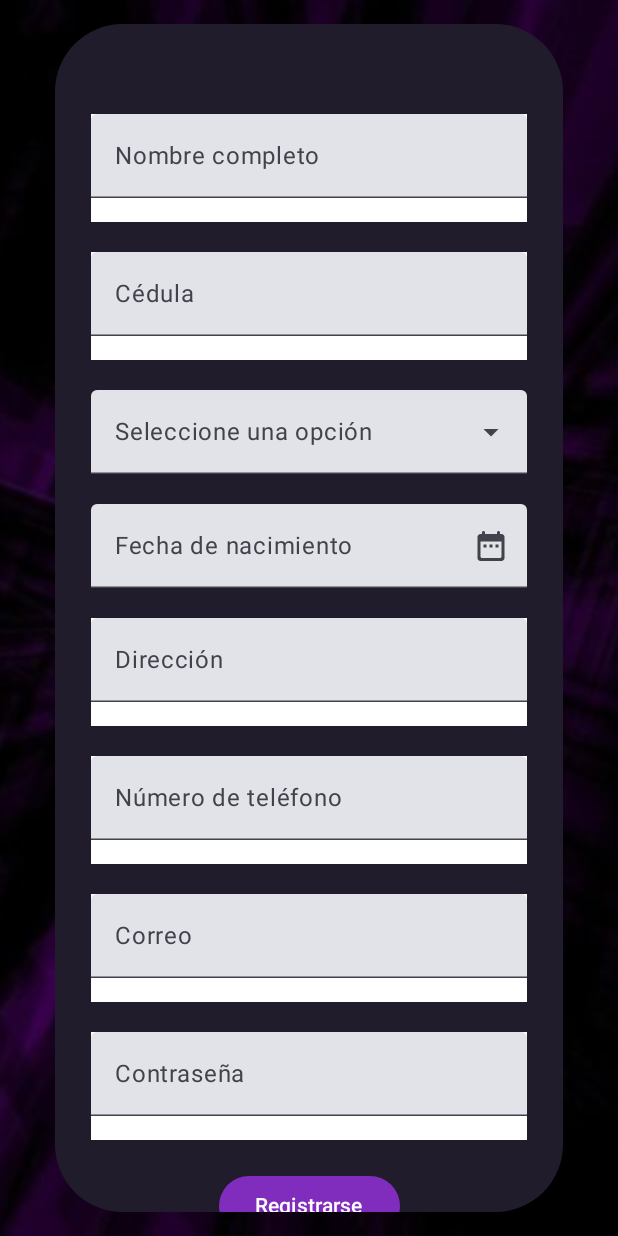
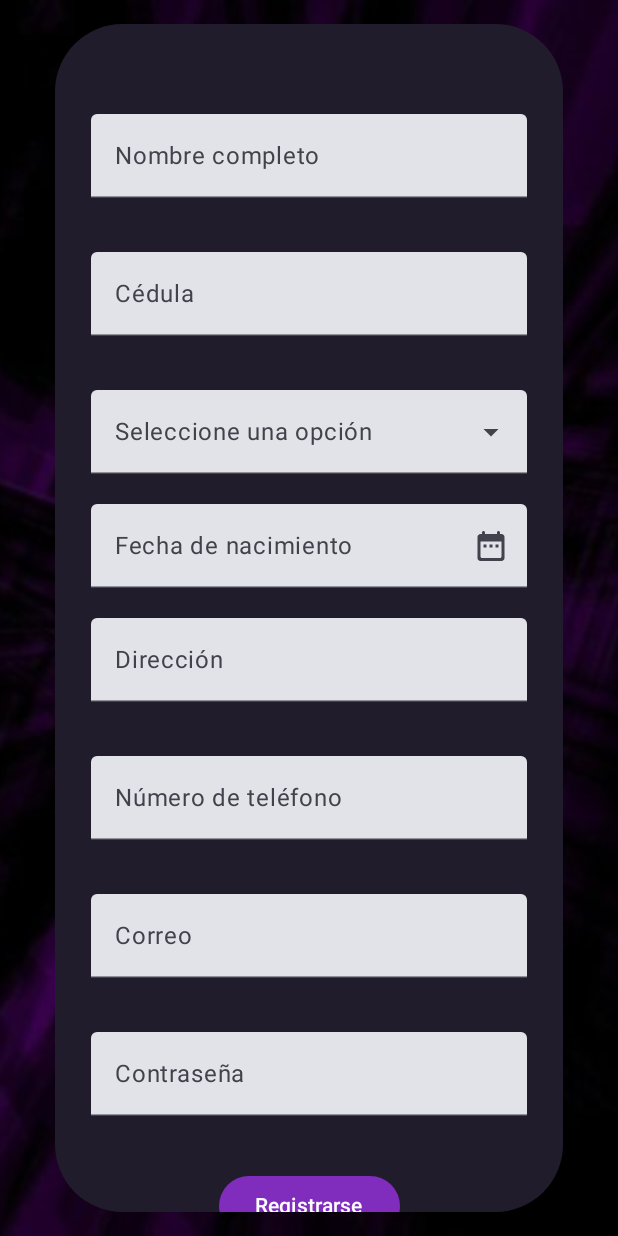
Before and after one commit to valaristizabal/apps-moviles, an Android app built with Jetpack Compose: the screen it shows after launch (MainActivity), after a tap on "¿Nuevo usuario? da clic aquí", on a phone screen of 412 x 824 dp. Run offline under Robolectric (Android 15) with nearby library versions, the phone set to English and light mode, and no system bars.

Commit message:
eliminar los background(Color.white)

```diff
--- a/ProyectoUniEventos/app/src/main/java/com/unieventos/ui/screens/ForgottenPasswordScreen.kt
+++ b/ProyectoUniEventos/app/src/main/java/com/unieventos/ui/screens/ForgottenPasswordScreen.kt
@@ -75,8 +75,7 @@ fun ForgottenPasswordScreen() {
                     ) {
                         TextFieldForm(
                             modifier = Modifier
-                                .fillMaxWidth()
-                                .background(Color.White),
+                                .fillMaxWidth(),
                             value = email,
                             onValueChange = {
                                 email = it
--- a/ProyectoUniEventos/app/src/main/java/com/unieventos/ui/screens/LoginScreen.kt
+++ b/ProyectoUniEventos/app/src/main/java/com/unieventos/ui/screens/LoginScreen.kt
@@ -99,8 +99,7 @@ fun LoginForm(
                     ) {
                         TextFieldForm(
                             modifier = Modifier
-                                .fillMaxWidth()
-                                .background(Color.White),
+                                .fillMaxWidth(),
                             value = email,
                             onValueChange = {
                                 email = it
@@ -118,8 +117,7 @@ fun LoginForm(
 
                         TextFieldForm(
                             modifier = Modifier
-                                .fillMaxWidth()
-                                .background(Color.White),
+                                .fillMaxWidth(),
                             value = password,
                             onValueChange = {
                                 password = it
--- a/ProyectoUniEventos/app/src/main/java/com/unieventos/ui/screens/UserRegistrationScreen.kt
+++ b/ProyectoUniEventos/app/src/main/java/com/unieventos/ui/screens/UserRegistrationScreen.kt
@@ -107,8 +107,7 @@ fun UserRegistrationScreen() {
                     ) {
                         TextFieldForm(
                             modifier = Modifier
-                                .fillMaxWidth()
-                                .background(Color.White),
+                                .fillMaxWidth(),
                             value = fullName,
                             onValueChange = {
                                 fullName = it
@@ -126,8 +125,7 @@ fun UserRegistrationScreen() {
 
                         TextFieldForm(
                             modifier = Modifier
-                                .fillMaxWidth()
-                                .background(Color.White),
+                                .fillMaxWidth(),
                             value = idNumber,
                             onValueChange = {
                                 idNumber = it
@@ -176,8 +174,7 @@ fun UserRegistrationScreen() {
 
                         TextFieldForm(
                             modifier = Modifier
-                                .fillMaxWidth()
-                                .background(Color.White),
+                                .fillMaxWidth(),
                             value = address,
                             onValueChange = {
                                 address = it
@@ -195,8 +192,7 @@ fun UserRegistrationScreen() {
 
                         TextFieldForm(
                             modifier = Modifier
-                                .fillMaxWidth()
-                                .background(Color.White),
+                                .fillMaxWidth(),
                             value = phoneNumber,
                             onValueChange = {
                                 phoneNumber = it
@@ -214,8 +210,7 @@ fun UserRegistrationScreen() {
 
                         TextFieldForm(
                             modifier = Modifier
-                                .fillMaxWidth()
-                                .background(Color.White),
+                                .fillMaxWidth(),
                             value = email,
                             onValueChange = {
                                 email = it
@@ -233,8 +228,7 @@ fun UserRegistrationScreen() {
 
                         TextFieldForm(
                             modifier = Modifier
-                                .fillMaxWidth()
-                                .background(Color.White),
+                                .fillMaxWidth(),
                             value = password,
                             onValueChange = {
                                 password = it
--- a/ProyectoUniEventos/app/src/main/java/com/unieventos/ui/screens/createLocalityScreen.kt
+++ b/ProyectoUniEventos/app/src/main/java/com/unieventos/ui/screens/createLocalityScreen.kt
@@ -96,8 +96,7 @@ fun createLocalityScreen(
 
                         TextFieldForm(
                             modifier = Modifier
-                                .fillMaxWidth()
-                                .background(Color.White),
+                                .fillMaxWidth(),
                             value = price.toString(),
                             onValueChange = {
                                 price = it.toDoubleOrNull() ?: 0.0
--- a/ProyectoUniEventos/app/src/main/java/com/unieventos/ui/screens/makePurchaseScreen.kt
+++ b/ProyectoUniEventos/app/src/main/java/com/unieventos/ui/screens/makePurchaseScreen.kt
@@ -125,8 +125,7 @@ fun makePurchaseScreen(
                         //cantidad de tickets
                         TextFieldForm(
                             modifier = Modifier
-                                .fillMaxWidth()
-                                .background(Color.White),
+                                .fillMaxWidth(),
                             value = tickets.toString(),
                             onValueChange = {
                                 tickets = it.toIntOrNull() ?: 0
```
Also changed, not shown: ProyectoUniEventos/app/src/main/java/com/unieventos/ui/screens/CreateEventsScreen.kt (+3 -6 lines), ProyectoUniEventos/app/src/main/java/com/unieventos/ui/screens/EditProfileScreen.kt (+5 -10 lines), ProyectoUniEventos/app/src/main/java/com/unieventos/ui/screens/createCuponScreen.kt (+3 -6 lines), ProyectoUniEventos/app/src/main/java/com/unieventos/ui/screens/editEventScreen.kt (+3 -6 lines).
